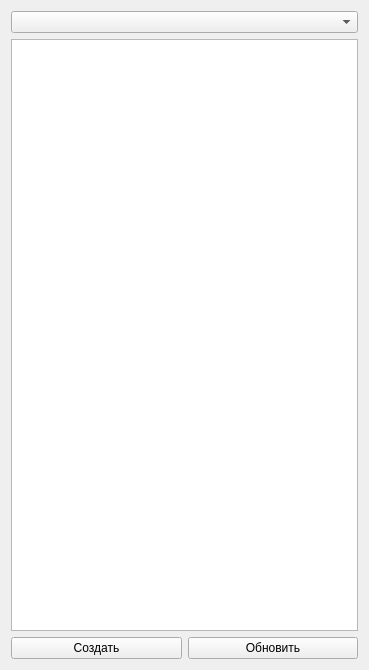
Old version of the form PolyQtTableWidget.ui in the repository Alxim/PolyQtTable.
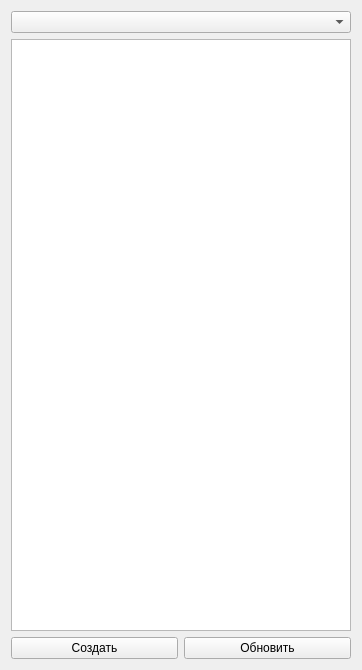
New version of the form.

```diff
--- a/PolyQtTableWidget.ui
+++ b/PolyQtTableWidget.ui
@@ -6,7 +6,7 @@
    <rect>
     <x>0</x>
     <y>0</y>
-    <width>369</width>
+    <width>362</width>
     <height>670</height>
    </rect>
   </property>
```
